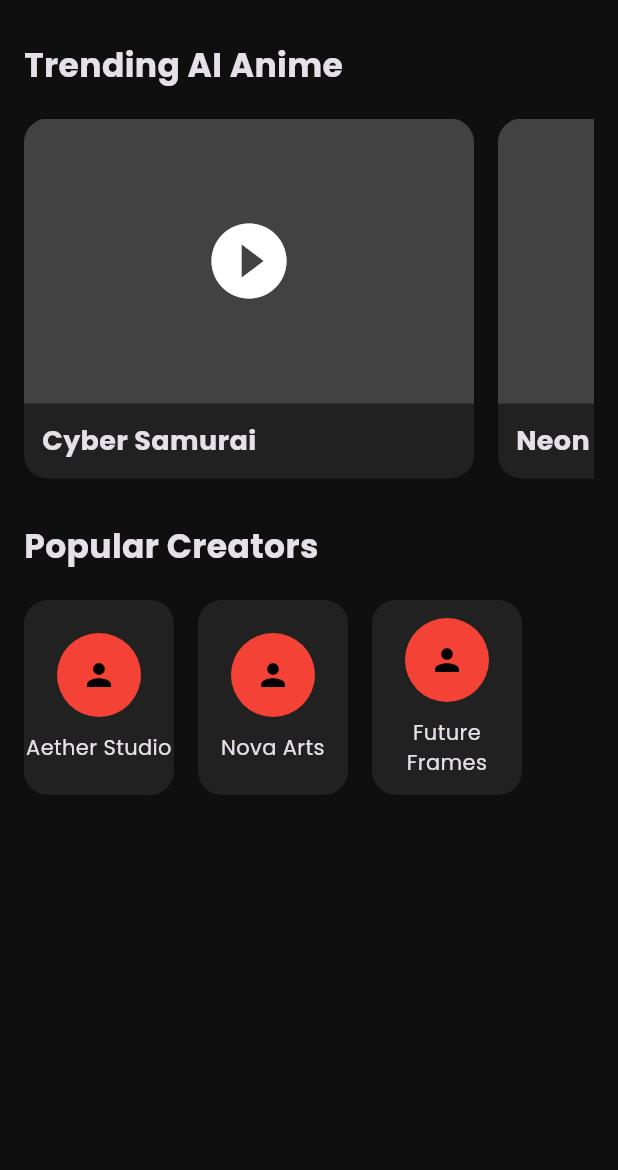
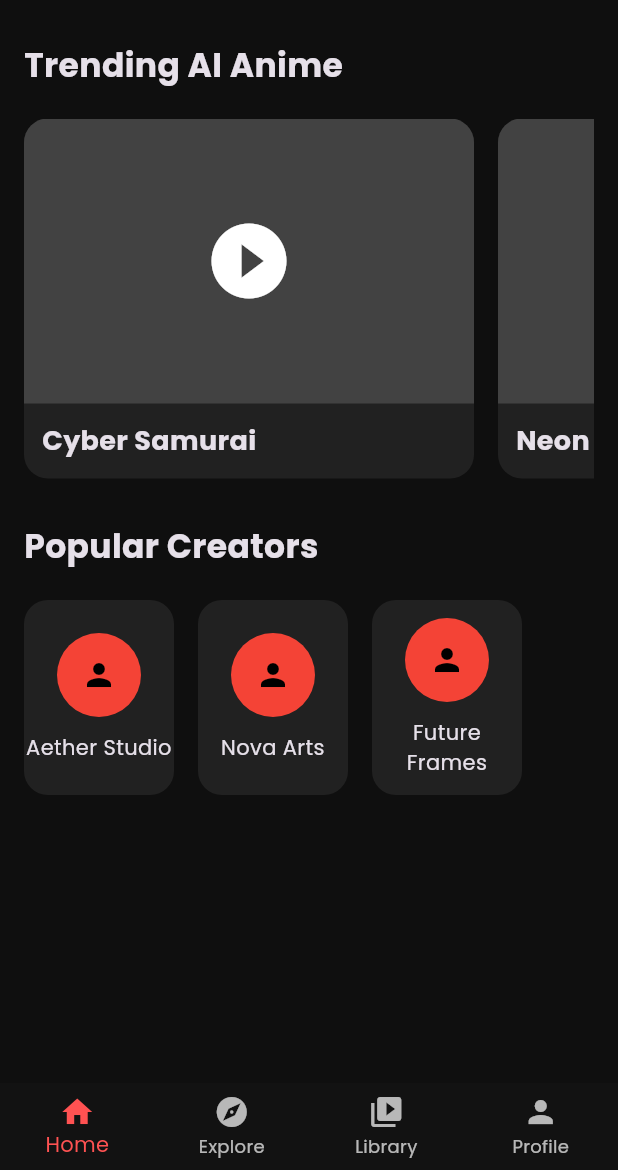
Before and after one commit to francisbethel8/media_crunchy, a Flutter app: the screen it shows after launch, on a phone screen of 412 x 824 dp, the part 66-1236 px from its top. Run offline on Flutter 3.47's test engine with Material 3 defaults, Android fonts, the phone set to English and light mode, and no system bars; our stand-ins replace flutter_riverpod, go_router, google_fonts.

Commit message:
added bottom navigation and multiscreen structure

```diff
--- a/lib/routes/api_routes.dart
+++ b/lib/routes/api_routes.dart
@@ -1,6 +1,12 @@
 import 'package:go_router/go_router.dart';
-import '../features/home/presentation/screen/home_screen.dart';
+
+import '../shared/components/main_navigation_screen.dart';
 
 final GoRouter appRouter = GoRouter(
-  routes: [GoRoute(path: '/', builder: (context, state) => const HomeScreen())],
+  routes: [
+    GoRoute(
+      path: '/',
+      builder: (context, state) => const MainNavigationScreen(),
+    ),
+  ],
 );
--- /dev/null
+++ b/lib/shared/components/main_navigation_screen.dart
@@ -0,0 +1,56 @@
+import 'package:flutter/material.dart';
+
+import '../../features/explore/presentation/screens/explore_screen.dart';
+import '../../features/home/presentation/screen/home_screen.dart';
+import '../../features/library/presentation/screens/library_screen.dart';
+import '../../features/profile/presentation/screens/profile_screen.dart';
+
+class MainNavigationScreen extends StatefulWidget {
+  const MainNavigationScreen({super.key});
+
+  @override
+  State<MainNavigationScreen> createState() => _MainNavigationScreenState();
+}
+
+class _MainNavigationScreenState extends State<MainNavigationScreen> {
+  int currentIndex = 0;
+
+  final List<Widget> screens = [
+    const HomeScreen(),
+    const ExploreScreen(),
+    const LibraryScreen(),
+    const ProfileScreen(),
+  ];
+
+  @override
+  Widget build(BuildContext context) {
+    return Scaffold(
+      body: screens[currentIndex],
+
+      bottomNavigationBar: BottomNavigationBar(
+        currentIndex: currentIndex,
+
+        onTap: (index) {
+          setState(() {
+            currentIndex = index;
+          });
+        },
+
+        type: BottomNavigationBarType.fixed,
+
+        items: const [
+          BottomNavigationBarItem(icon: Icon(Icons.home), label: 'Home'),
+
+          BottomNavigationBarItem(icon: Icon(Icons.explore), label: 'Explore'),
+
+          BottomNavigationBarItem(
+            icon: Icon(Icons.video_library),
+            label: 'Library',
+          ),
+
+          BottomNavigationBarItem(icon: Icon(Icons.person), label: 'Profile'),
+        ],
+      ),
+    );
+  }
+}
```
Also changed, not shown: lib/features/explore/presentation/screens/explore_screen.dart (added, +14 -0 lines), lib/features/library/presentation/screens/library_screen.dart (added, +14 -0 lines), lib/features/profile/presentation/screens/profile_screen.dart (added, +14 -0 lines).
